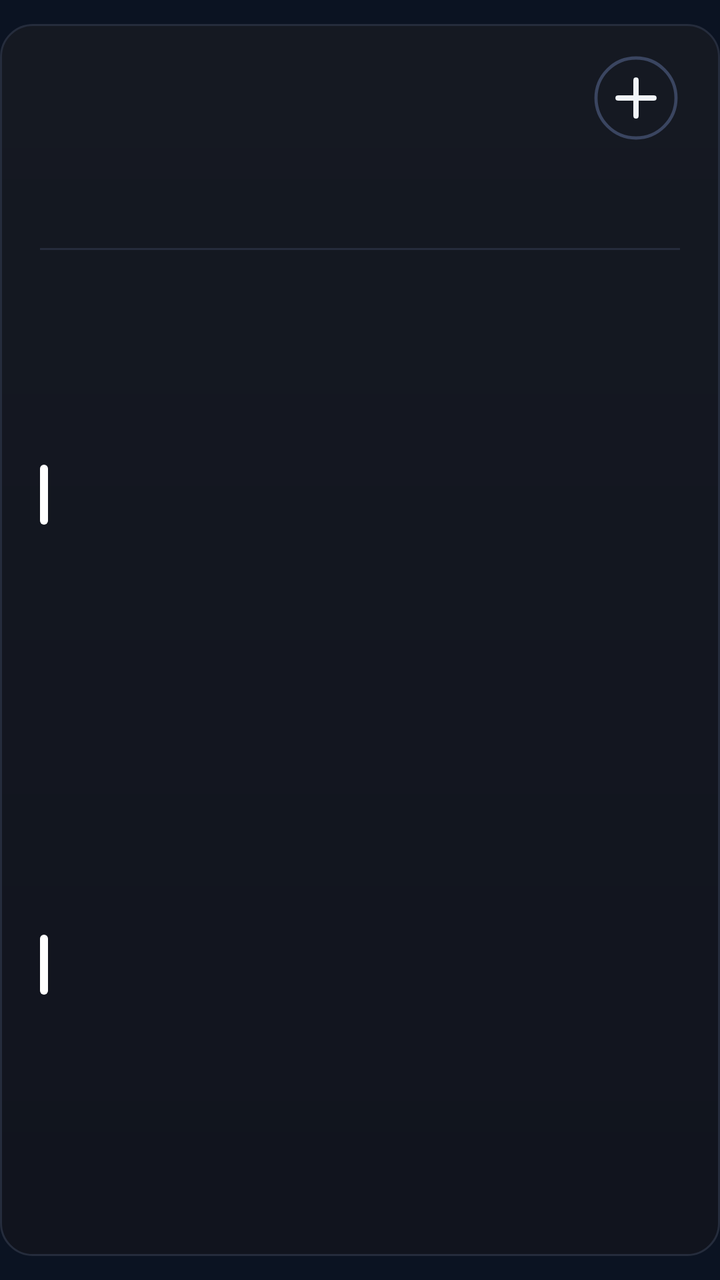
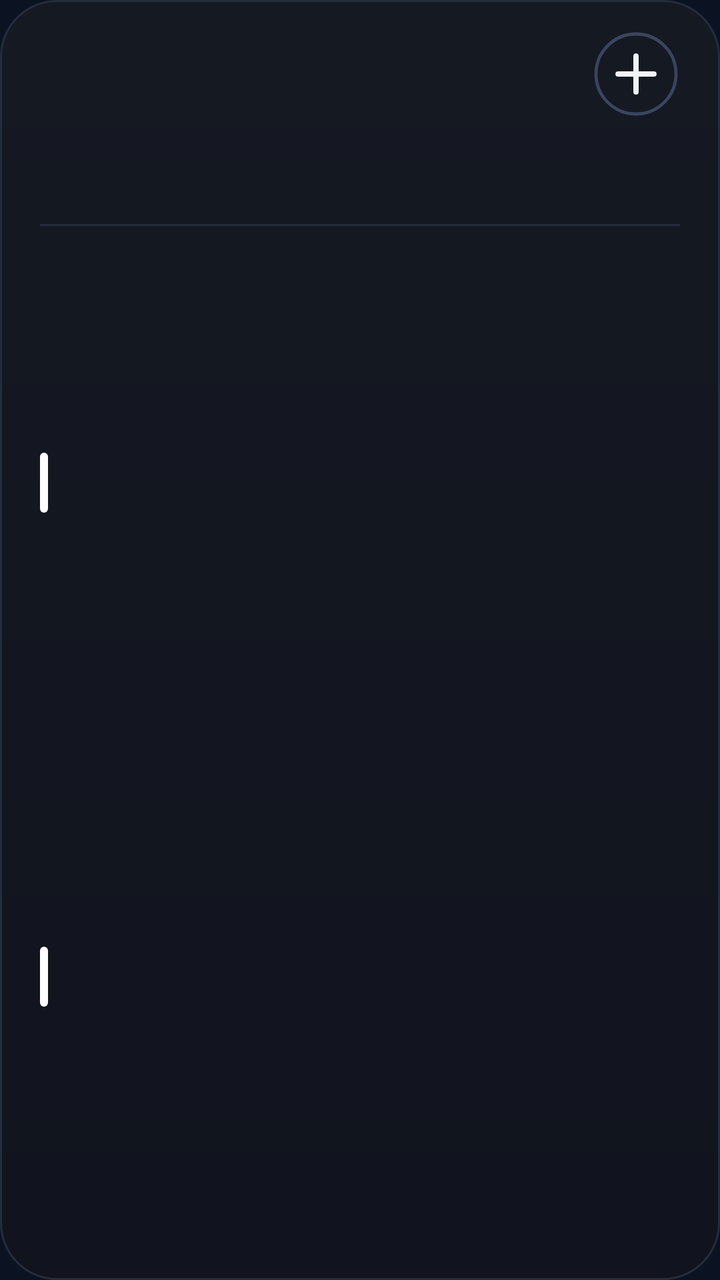

Two renders of the same Android screen: before a commit and after it. Below are the layout's source before the change and the commit's diff.
<!-- AndroidManifest.xml: application theme AppTheme -->
<!-- res/layout/cal_k2.xml -->
<?xml version="1.0" encoding="utf-8"?>
<FrameLayout xmlns:android="http://schemas.android.com/apk/res/android"
    android:id="@+id/root"
    android:layout_width="match_parent"
    android:layout_height="match_parent"
    android:paddingTop="12dp"
    android:paddingBottom="12dp">

    <LinearLayout
        android:id="@+id/panel"
        android:layout_width="match_parent"
        android:layout_height="match_parent"
        android:background="@drawable/cal_panel"
        android:orientation="vertical"
        android:paddingStart="20dp"
        android:paddingTop="13dp"
        android:paddingEnd="20dp"
        android:paddingBottom="14dp">

        
        <LinearLayout
            android:layout_width="match_parent"
            android:layout_height="48dp"
            android:gravity="center_vertical"
            android:orientation="horizontal">
        <ImageView
            android:id="@+id/cal_day"
            android:layout_width="wrap_content"
            android:layout_height="47dp"
            android:adjustViewBounds="true"
            android:scaleType="fitStart" />

            <LinearLayout
                android:layout_width="0dp"
                android:layout_height="wrap_content"
                android:layout_marginStart="12dp"
                android:layout_weight="1"
                android:orientation="vertical">
                <ImageView
                    android:id="@+id/cal_month"
                    android:layout_width="match_parent"
                    android:layout_height="23dp"
                    android:adjustViewBounds="true"
                    android:scaleType="fitStart" />
                <ImageView
                    android:id="@+id/cal_sub"
                    android:layout_width="match_parent"
                    android:layout_height="16dp"
                    android:adjustViewBounds="true"
                    android:layout_marginTop="2dp"
                    android:scaleType="fitStart" />
            </LinearLayout>

            <ImageView
                android:id="@+id/btn_add"
                android:layout_width="44dp"
                android:layout_height="44dp"
                android:contentDescription="New event"
                android:src="@drawable/ic_cal_add" />
        </LinearLayout>

        
        <LinearLayout
            android:layout_width="match_parent"
            android:layout_height="44dp"
            android:layout_marginTop="2dp"
            android:orientation="horizontal">
            <LinearLayout
                android:layout_width="0dp"
                android:layout_height="match_parent"
                android:layout_weight="1"
                android:gravity="center_horizontal"
                android:orientation="vertical">
                <ImageView
                    android:id="@+id/wk_label_0"
                    android:layout_width="wrap_content"
                    android:layout_height="14dp"
                    android:adjustViewBounds="true"
                    android:scaleType="fitCenter" />
                <ImageView
                    android:id="@+id/wk_num_0"
                    android:layout_width="26dp"
                    android:layout_height="26dp"
                    android:adjustViewBounds="true"
                    android:layout_marginTop="3dp"
                    android:scaleType="fitCenter" />
            </LinearLayout>
            <LinearLayout
                android:layout_width="0dp"
                android:layout_height="match_parent"
                android:layout_weight="1"
                android:gravity="center_horizontal"
                android:orientation="vertical">
                <ImageView
                    android:id="@+id/wk_label_1"
                    android:layout_width="wrap_content"
                    android:layout_height="14dp"
                    android:adjustViewBounds="true"
                    android:scaleType="fitCenter" />
                <ImageView
                    android:id="@+id/wk_num_1"
                    android:layout_width="26dp"
                    android:layout_height="26dp"
                    android:adjustViewBounds="true"
                    android:layout_marginTop="3dp"
                    android:scaleType="fitCenter" />
            </LinearLayout>
            <LinearLayout
                android:layout_width="0dp"
                android:layout_height="match_parent"
                android:layout_weight="1"
                android:gravity="center_horizontal"
                android:orientation="vertical">
                <ImageView
                    android:id="@+id/wk_label_2"
                    android:layout_width="wrap_content"
                    android:layout_height="14dp"
                    android:adjustViewBounds="true"
                    android:scaleType="fitCenter" />
                <ImageView
                    android:id="@+id/wk_num_2"
                    android:layout_width="26dp"
                    android:layout_height="26dp"
                    android:adjustViewBounds="true"
                    android:layout_marginTop="3dp"
                    android:scaleType="fitCenter" />
            </LinearLayout>
            <LinearLayout
                android:layout_width="0dp"
                android:layout_height="match_parent"
                android:layout_weight="1"
                android:gravity="center_horizontal"
                android:orientation="vertical">
                <ImageView
                    android:id="@+id/wk_label_3"
                    android:layout_width="wrap_content"
                    android:layout_height="14dp"
                    android:adjustViewBounds="true"
                    android:scaleType="fitCenter" />
                <ImageView
                    android:id="@+id/wk_num_3"
                    android:layout_width="26dp"
                    android:layout_height="26dp"
                    android:adjustViewBounds="true"
                    android:layout_marginTop="3dp"
                    android:scaleType="fitCenter" />
            </LinearLayout>
            <LinearLayout
                android:layout_width="0dp"
                android:layout_height="match_parent"
                android:layout_weight="1"
                android:gravity="center_horizontal"
                android:orientation="vertical">
                <ImageView
                    android:id="@+id/wk_label_4"
                    android:layout_width="wrap_content"
                    android:layout_height="14dp"
                    android:adjustViewBounds="true"
                    android:scaleType="fitCenter" />
                <ImageView
                    android:id="@+id/wk_num_4"
                    android:layout_width="26dp"
                    android:layout_height="26dp"
                    android:adjustViewBounds="true"
                    android:layout_marginTop="3dp"
                    android:scaleType="fitCenter" />
            </LinearLayout>
            <LinearLayout
                android:layout_width="0dp"
                android:layout_height="match_parent"
                android:layout_weight="1"
                android:gravity="center_horizontal"
                android:orientation="vertical">
                <ImageView
                    android:id="@+id/wk_label_5"
                    android:layout_width="wrap_content"
                    android:layout_height="14dp"
                    android:adjustViewBounds="true"
                    android:scaleType="fitCenter" />
                <ImageView
                    android:id="@+id/wk_num_5"
                    android:layout_width="26dp"
                    android:layout_height="26dp"
                    android:adjustViewBounds="true"
                    android:layout_marginTop="3dp"
                    android:scaleType="fitCenter" />
            </LinearLayout>
            <LinearLayout
                android:layout_width="0dp"
                android:layout_height="match_parent"
                android:layout_weight="1"
                android:gravity="center_horizontal"
                android:orientation="vertical">
                <ImageView
                    android:id="@+id/wk_label_6"
                    android:layout_width="wrap_content"
                    android:layout_height="14dp"
                    android:adjustViewBounds="true"
                    android:scaleType="fitCenter" />
                <ImageView
                    android:id="@+id/wk_num_6"
                    android:layout_width="26dp"
                    android:layout_height="26dp"
                    android:adjustViewBounds="true"
                    android:layout_marginTop="3dp"
                    android:scaleType="fitCenter" />
            </LinearLayout>
        </LinearLayout>

        <ImageView
            android:layout_width="match_parent"
            android:layout_height="1dp"
            android:layout_marginTop="5dp"
            android:layout_marginBottom="5dp"
            android:scaleType="fitXY"
            android:src="@drawable/cal_divider" />

        
        <LinearLayout
            android:layout_width="match_parent"
            android:layout_height="0dp"
            android:layout_weight="1"
            android:orientation="vertical">
        <LinearLayout
            android:id="@+id/cal_row_0"
            android:layout_width="match_parent"
            android:layout_height="0dp"
            android:layout_weight="1"
            android:gravity="center_vertical"
            android:orientation="horizontal">

            <ImageView
                android:id="@+id/cal_bar_0"
                android:layout_width="4dp"
                android:layout_height="30dp"
                android:layout_marginEnd="11dp"
                android:scaleType="fitXY"
                android:src="@drawable/cal_bar" />

            <LinearLayout
                android:layout_width="0dp"
                android:layout_height="wrap_content"
                android:layout_weight="1"
                android:orientation="vertical">

                <LinearLayout
                    android:layout_width="match_parent"
                    android:layout_height="wrap_content"
                    android:orientation="horizontal">
                    <ImageView
                        android:id="@+id/cal_time_0"
                        android:layout_width="wrap_content"
                        android:layout_height="16dp"
                        android:adjustViewBounds="true"
                        android:scaleType="fitStart" />
                    <ImageView
                        android:id="@+id/cal_hint_0"
                        android:layout_width="wrap_content"
                        android:layout_height="16dp"
                        android:adjustViewBounds="true"
                        android:layout_marginStart="9dp"
                        android:scaleType="fitStart" />
                </LinearLayout>
                <ImageView
                    android:id="@+id/cal_title_0"
                    android:layout_width="match_parent"
                    android:layout_height="22dp"
                    android:adjustViewBounds="true"
                    android:layout_marginTop="1dp"
                    android:scaleType="fitStart" />
            </LinearLayout>
        </LinearLayout>
        <LinearLayout
            android:id="@+id/cal_row_1"
            android:layout_width="match_parent"
            android:layout_height="0dp"
            android:layout_weight="1"
            android:gravity="center_vertical"
            android:orientation="horizontal">

            <ImageView
                android:id="@+id/cal_bar_1"
                android:layout_width="4dp"
                android:layout_height="30dp"
                android:layout_marginEnd="11dp"
                android:scaleType="fitXY"
                android:src="@drawable/cal_bar" />

            <LinearLayout
                android:layout_width="0dp"
                android:layout_height="wrap_content"
                android:layout_weight="1"
                android:orientation="vertical">

                <LinearLayout
                    android:layout_width="match_parent"
                    android:layout_height="wrap_content"
                    android:orientation="horizontal">
                    <ImageView
                        android:id="@+id/cal_time_1"
                        android:layout_width="wrap_content"
                        android:layout_height="16dp"
                        android:adjustViewBounds="true"
                        android:scaleType="fitStart" />
                    <ImageView
                        android:id="@+id/cal_hint_1"
                        android:layout_width="wrap_content"
                        android:layout_height="16dp"
                        android:adjustViewBounds="true"
                        android:layout_marginStart="9dp"
                        android:scaleType="fitStart" />
                </LinearLayout>
                <ImageView
                    android:id="@+id/cal_title_1"
                    android:layout_width="match_parent"
                    android:layout_height="22dp"
                    android:adjustViewBounds="true"
                    android:layout_marginTop="1dp"
                    android:scaleType="fitStart" />
            </LinearLayout>
        </LinearLayout>
        </LinearLayout>
        <ImageView
            android:id="@+id/cal_more"
            android:layout_width="match_parent"
            android:layout_height="14dp"
            android:adjustViewBounds="true"
            android:scaleType="fitEnd" />
    </LinearLayout>
</FrameLayout>
<!-- resources referenced by this layout -->
<resources>
  <!-- drawable cal_bar (drawable) -->
  <?xml version="1.0" encoding="utf-8"?>
  <shape xmlns:android="http://schemas.android.com/apk/res/android" android:shape="rectangle">
      <solid android:color="#FFFFFFFF" />
      <corners android:radius="2dp" />
  </shape>
  <!-- drawable cal_divider (drawable) -->
  <?xml version="1.0" encoding="utf-8"?>
  <shape xmlns:android="http://schemas.android.com/apk/res/android" android:shape="rectangle">
      <solid android:color="#FF252C3C" />
  </shape>
  <!-- drawable cal_panel (drawable) -->
  <?xml version="1.0" encoding="utf-8"?>
  <shape xmlns:android="http://schemas.android.com/apk/res/android" android:shape="rectangle">
      <gradient android:angle="270" android:startColor="#FF151922" android:endColor="#FF11141E" />
      <stroke android:width="1dp" android:color="#FF252C3C" />
      <corners android:radius="@dimen/widget_radius" />
  </shape>
  <!-- drawable ic_cal_add (drawable) -->
  <?xml version="1.0" encoding="utf-8"?>
  <vector xmlns:android="http://schemas.android.com/apk/res/android"
      android:width="44dp"
      android:height="44dp"
      android:viewportWidth="44"
      android:viewportHeight="44">
      <path
          android:pathData="M22,22m-20,0a20,20 0,1 1,40 0a20,20 0,1 1,-40 0"
          android:strokeColor="#FF3A4560"
          android:strokeWidth="1.6" />
      <path
          android:pathData="M13,22L31,22M22,13L22,31"
          android:strokeColor="#FFF1F5F9"
          android:strokeLineCap="round"
          android:strokeWidth="2.6" />
  </vector>
  <style name="AppTheme" parent="@android:style/Theme.DeviceDefault.NoActionBar">
          <item name="android:colorAccent">#DF8B35</item>
          <item name="android:colorControlActivated">#DF8B35</item>
          <item name="android:windowBackground">#0B1322</item>
          <item name="android:statusBarColor">#0E111A</item>
          <item name="android:navigationBarColor">#0B1322</item>
          <item name="android:textColorHint">#718096</item>
      </style>
  <dimen name="widget_radius">16dp</dimen>
</resources>

<!-- the commit's change to res/layout/cal_k2.xml (unified diff, before → after) -->
@@ -3,8 +3,7 @@
     android:id="@+id/root"
     android:layout_width="match_parent"
     android:layout_height="match_parent"
-    android:paddingTop="12dp"
-    android:paddingBottom="12dp">
+    android:padding="0dp">
 
     <LinearLayout
         android:id="@+id/panel"
<!-- resource entries referenced after the edit -->
@@ -43,6 +43,6 @@
           <item name="android:navigationBarColor">#0B1322</item>
           <item name="android:textColorHint">#718096</item>
       </style>
-  <dimen name="widget_radius">16dp</dimen>
+  <dimen name="widget_radius">24dp</dimen>
 </resources>
 
